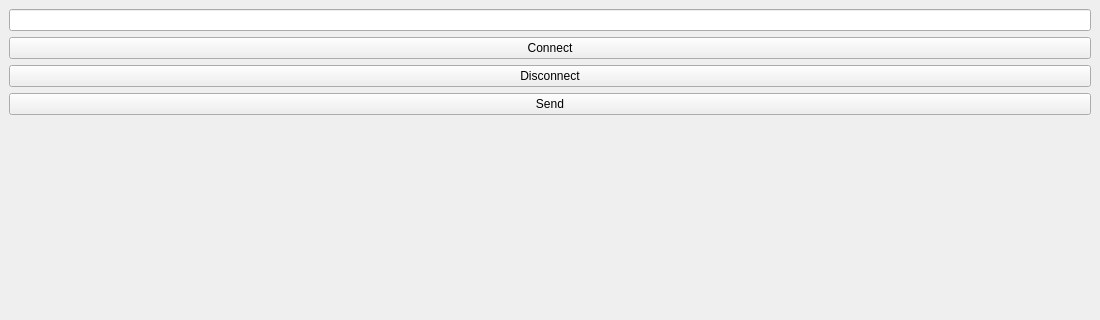
LilFrozer/boost_client, file mainclient.ui: the form before one commit; both pictures show x 0 to 1100 and y 0 to 320 of the 1100 by 600 pixel window.
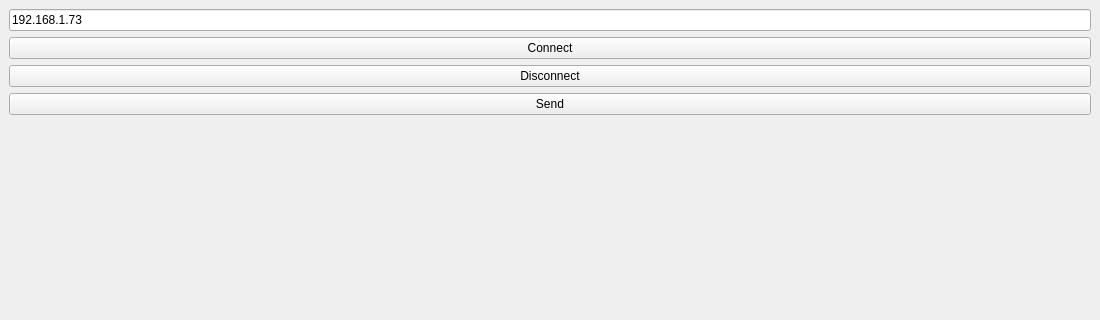
The form after the commit.

Patch:
```diff
--- a/mainclient.ui
+++ b/mainclient.ui
@@ -16,7 +16,11 @@
   <widget class="QWidget" name="centralwidget">
    <layout class="QVBoxLayout" name="verticalLayout">
     <item>
-     <widget class="QLineEdit" name="qlineedit_host"/>
+     <widget class="QLineEdit" name="qlineedit_host">
+      <property name="text">
+       <string>192.168.1.73</string>
+      </property>
+     </widget>
     </item>
     <item>
      <widget class="QPushButton" name="qpsh_connect">
```
